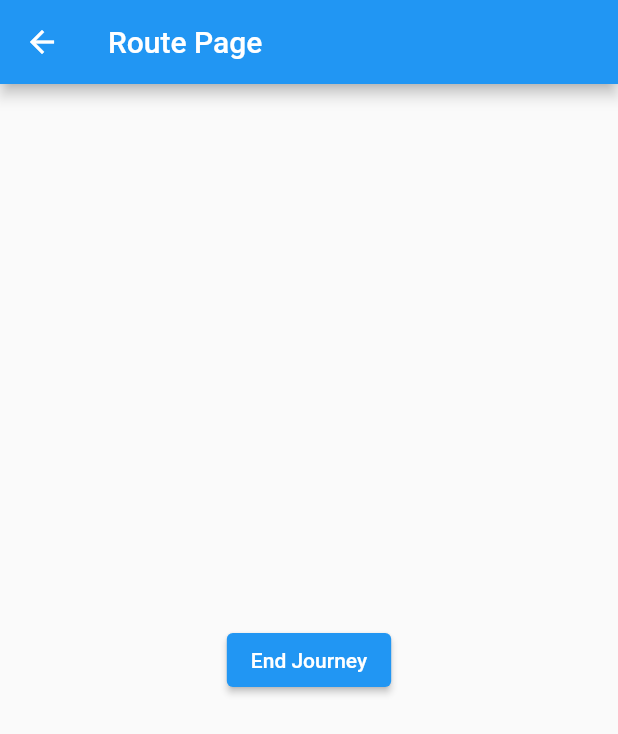
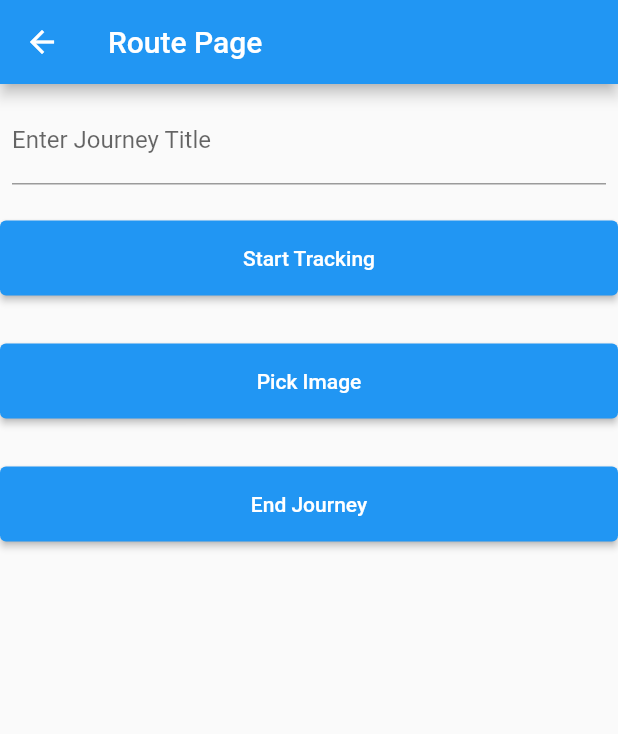
Before and after one commit to AtellezBerk/journey_share, a Flutter app: the screen it shows after launch, after a tap on the "add" icon, on a phone screen of 412 x 824 dp. Shown: the top 734 px of the screen. Run offline on Flutter 3.47's test engine with Material 2 defaults, Android fonts, the phone set to English and light mode, and no system bars; our stand-ins replace geolocator, image_picker.

Commit message:
Adding RoutePage and listview

```diff
--- a/lib/Journey.dart
+++ b/lib/Journey.dart
@@ -1,9 +1,14 @@
+import 'package:geolocator/geolocator.dart';
+
+
 class Journey {
   Journey({
     required this.title,
     this.image,
+    required this.path,
   });
 
   final String title;
   final String? image;
+  final List<Position> path;
 }
--- a/lib/Route.dart
+++ /dev/null
@@ -1,24 +0,0 @@
-import 'package:flutter/material.dart';
-import 'main.dart';
-import 'Journey.dart';
-
-class RoutePage extends StatelessWidget {
-  const RoutePage({Key? key}) : super(key: key);
-
-  @override
-  Widget build(BuildContext context) {
-    return Scaffold(
-      appBar: AppBar(
-        title: const Text('Route Page'),
-      ),
-      body: Center(
-        child: ElevatedButton(
-          onPressed: () {
-            Navigator.pop(context, Journey(title: 'Journey Title', image: 'https://example.com/image.png'));
-          },
-          child: const Text('End Journey'),
-        ),
-      ),
-    );
-  }
-}
--- /dev/null
+++ b/lib/RoutePage.dart
@@ -0,0 +1,126 @@
+import 'dart:async';
+
+import 'package:geolocator/geolocator.dart';
+import 'package:image_picker/image_picker.dart';
+import 'package:flutter/material.dart';
+
+import 'Journey.dart';
+
+class RoutePage extends StatefulWidget {
+  const RoutePage({Key? key}) : super(key: key);
+
+  @override
+  _RoutePageState createState() => _RoutePageState();
+}
+
+class _RoutePageState extends State<RoutePage> {
+  final ImagePicker _picker = ImagePicker();
+  final List<Position> _path = <Position>[];
+  XFile? _image;
+  late StreamSubscription<Position> _positionStreamSubscription;
+
+  void _startTracking() {
+    _positionStreamSubscription =
+        Geolocator.getPositionStream().listen((Position position) {
+      if (mounted) {
+        setState(() {
+          _path.add(position);
+        });
+      }
+    });
+  }
+
+  Future<void> _pickImage() async {
+    final XFile? image = await _picker.pickImage(source: ImageSource.gallery);
+    if (image != null) {
+      if (mounted) {
+        setState(() {
+          _image = image;
+        });
+      }
+    }
+  }
+
+  void _endJourney(String title) {
+    _positionStreamSubscription.cancel();
+    Navigator.pop(
+      context,
+      Journey(
+        title: title,
+        image: _image?.path,
+        path: _path,
+      ),
+    );
+  }
+
+  @override
+  Widget build(BuildContext context) {
+    final _formKey = GlobalKey<FormState>();
+    String? _journeyTitle;
+
+    return Scaffold(
+      appBar: AppBar(
+        title: const Text('Route Page'),
+      ),
+      body: Form(
+        key: _formKey,
+        child: Column(
+          children: <Widget>[
+            Padding(
+              padding: const EdgeInsets.all(8.0),
+              child: TextFormField(
+                decoration: const InputDecoration(
+                  labelText: 'Enter Journey Title',
+                ),
+                validator: (value) {
+                  if (value == null || value.isEmpty) {
+                    return 'Please enter a title';
+                  }
+                  return null;
+                },
+                onSaved: (value) {
+                  _journeyTitle = value;
+                },
+              ),
+            ),
+            Padding(
+              padding: const EdgeInsets.symmetric(vertical: 16.0),
+              child: ElevatedButton(
+                onPressed: _startTracking,
+                child: const Text('Start Tracking'),
+                style: ElevatedButton.styleFrom(
+                  minimumSize: Size(double.infinity, 50),
+                ),
+              ),
+            ),
+            Padding(
+              padding: const EdgeInsets.symmetric(vertical: 16.0),
+              child: ElevatedButton(
+                onPressed: _pickImage,
+                child: const Text('Pick Image'),
+                style: ElevatedButton.styleFrom(
+                  minimumSize: Size(double.infinity, 50),
+                ),
+              ),
+            ),
+            Padding(
+              padding: const EdgeInsets.symmetric(vertical: 16.0),
+              child: ElevatedButton(
+                onPressed: () {
+                  if (_formKey.currentState!.validate()) {
+                    _formKey.currentState!.save();
+                    _endJourney(_journeyTitle!);
+                  }
+                },
+                child: const Text('End Journey'),
+                style: ElevatedButton.styleFrom(
+                  minimumSize: Size(double.infinity, 50),
+                ),
+              ),
+            ),
+          ],
+        ),
+      ),
+    );
+  }
+}
--- a/lib/main.dart
+++ b/lib/main.dart
@@ -1,5 +1,5 @@
 import 'package:flutter/material.dart';
-import 'Route.dart';
+import 'RoutePage.dart';
 import 'Journey.dart';
 
 void main() {
@@ -12,7 +12,7 @@ class MyApp extends StatelessWidget {
   @override
   Widget build(BuildContext context) {
     return MaterialApp(
-      title: 'Journey App',
+      title: 'Journey',
       theme: ThemeData(
         primarySwatch: Colors.blue,
       ),
@@ -57,12 +57,45 @@ class _MyHomePageState extends State<MyHomePage> {
         itemCount: _journeys.length,
         itemBuilder: (context, index) {
           final Journey journey = _journeys[index];
-          return ListTile(
-            leading: journey.image != null
-                ? Image.network(journey.image ??
-                    'https://frogdesign.nyc3.cdn.digitaloceanspaces.com/wp-content/uploads/2021/08/30143009/21_Case-Study-BRP-01.jpg')
-                : const Icon(Icons.image_not_supported),
-            title: Text(journey.title),
+          return Dismissible(
+            key: Key(journey.title),
+            onDismissed: (direction) {
+              setState(() {
+                _journeys.removeAt(index);
+              });
+
+              ScaffoldMessenger.of(context).showSnackBar(
+                SnackBar(
+                  content: Text('${journey.title} removed'),
+                ),
+              );
+            },
+            background: Container(
+              color: Colors.red,
+              alignment: Alignment.centerRight,
+              child: Padding(
+                padding: const EdgeInsets.all(8.0),
+                child: Icon(Icons.delete, color: Colors.white),
+              ),
+            ),
+            child: ListTile(
+              leading: journey.image != null
+                  ? Image.network(journey.image ??
+                      'https://frogdesign.nyc3.cdn.digitaloceanspaces.com/wp-content/uploads/2021/08/30143009/21_Case-Study-BRP-01.jpg')
+                  : const Icon(Icons.image_not_supported),
+              title: Text(journey.title),
+              subtitle: journey.path.isNotEmpty
+                  ? Column(
+                      crossAxisAlignment: CrossAxisAlignment.start,
+                      children: <Widget>[
+                        Text(
+                            'Start point: ${journey.path.first.latitude}, ${journey.path.first.longitude}'),
+                        Text(
+                            'End point: ${journey.path.last.latitude}, ${journey.path.last.longitude}'),
+                      ],
+                    )
+                  : Text('No path data'),
+            ),
           );
         },
       ),
--- a/pubspec.yaml
+++ b/pubspec.yaml
@@ -35,6 +35,8 @@ dependencies:
   # The following adds the Cupertino Icons font to your application.
   # Use with the CupertinoIcons class for iOS style icons.
   cupertino_icons: ^1.0.2
+  geolocator: ^9.0.2
+  image_picker: ^1.0.0
 
 dev_dependencies:
   flutter_test:
```
Also changed, not shown: lib/Log.dart (deleted), pubspec.lock, 11 other files.
